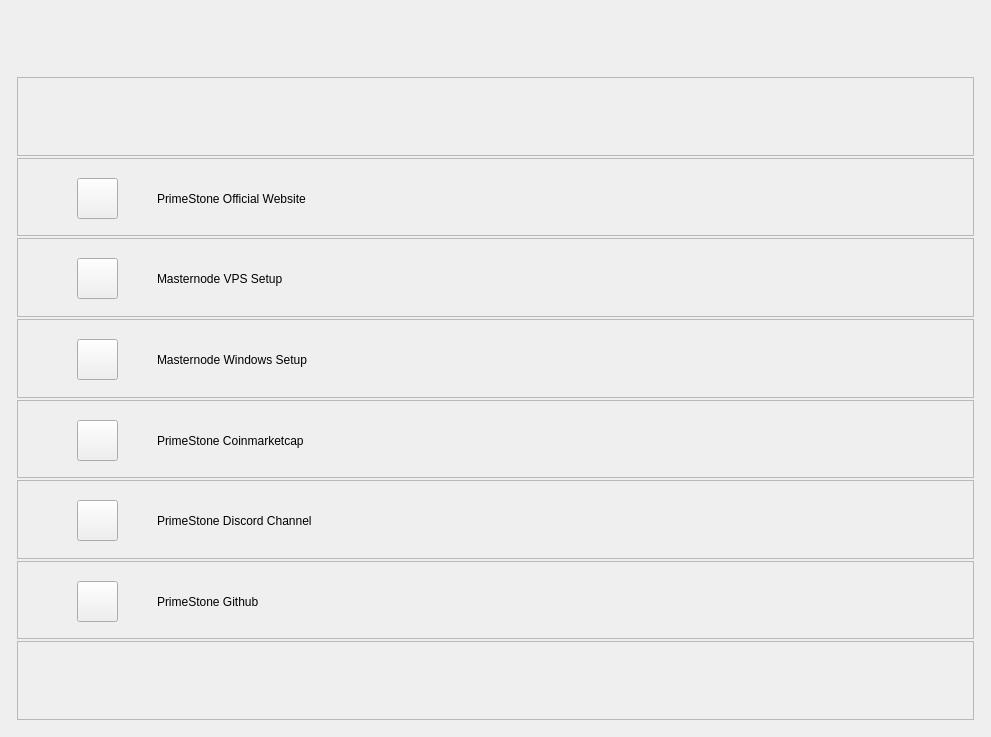
KABBERRY/Kabberry-Coin, file src/qt/forms/privacydialog 1_16.ui: the form before one commit.
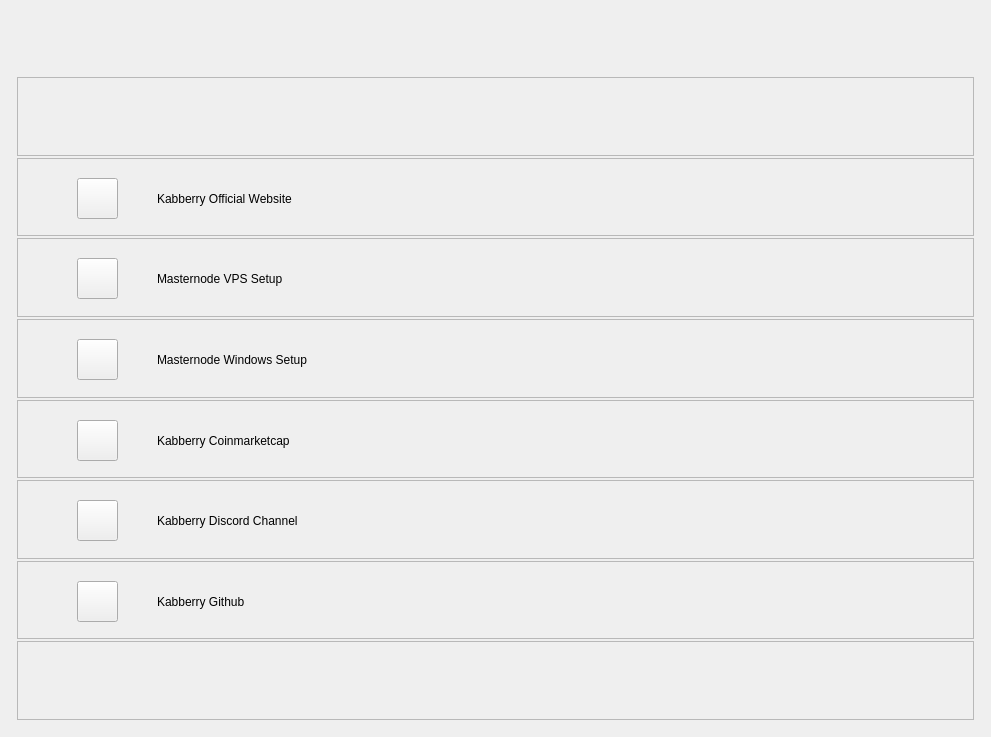
The form after the commit. Icons and pictures are not drawn.

Commit message: kabberry qt update

What changed in the file:
```diff
--- a/src/qt/forms/privacydialog 1_16.ui
+++ b/src/qt/forms/privacydialog 1_16.ui
@@ -185,7 +185,7 @@
                  </rect>
                 </property>
                 <property name="text">
-                 <string>PrimeStone Official Website</string>
+                 <string>Kabberry Official Website</string>
                 </property>
                </widget>
                <widget class="QPushButton" name="officialWebsiteButton">
@@ -378,7 +378,7 @@
                  </rect>
                 </property>
                 <property name="text">
-                 <string>PrimeStone Coinmarketcap</string>
+                 <string>Kabberry Coinmarketcap</string>
                 </property>
                </widget>
               </widget>
@@ -401,7 +401,7 @@
                  </rect>
                 </property>
                 <property name="text">
-                 <string>PrimeStone Discord Channel</string>
+                 <string>Kabberry Discord Channel</string>
                 </property>
                </widget>
                <widget class="QPushButton" name="DiscordButton">
@@ -476,7 +476,7 @@
                  </rect>
                 </property>
                 <property name="text">
-                 <string>PrimeStone Github</string>
+                 <string>Kabberry Github</string>
                 </property>
                </widget>
               </widget>
```
The commit also changes 302 other files.
